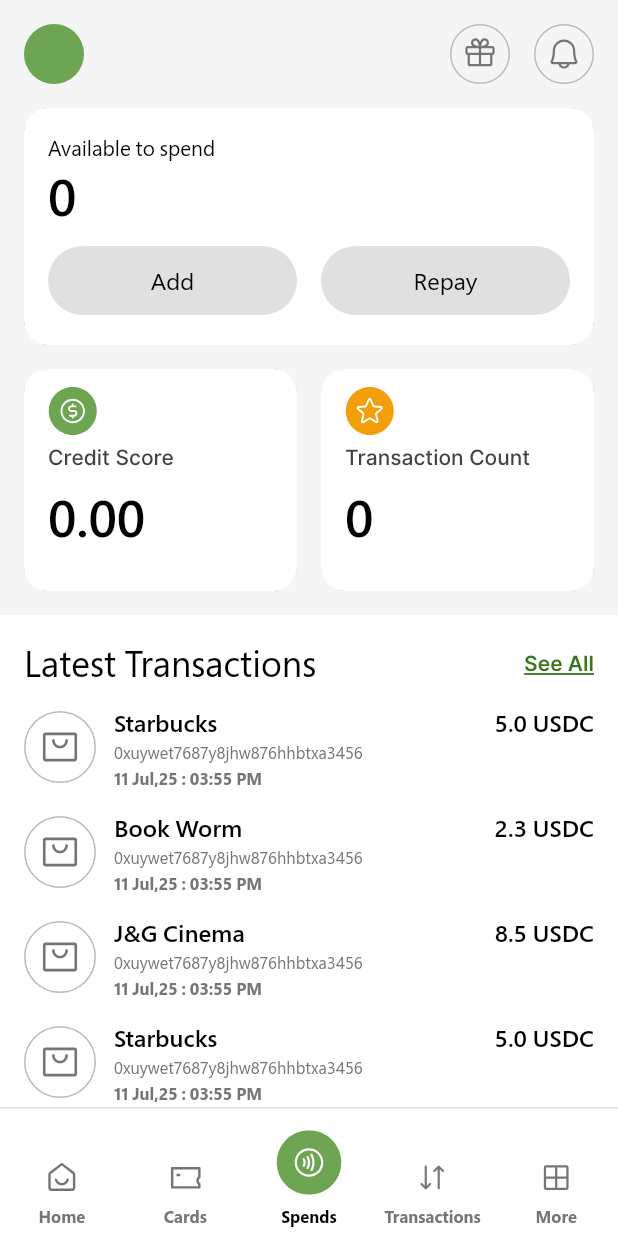
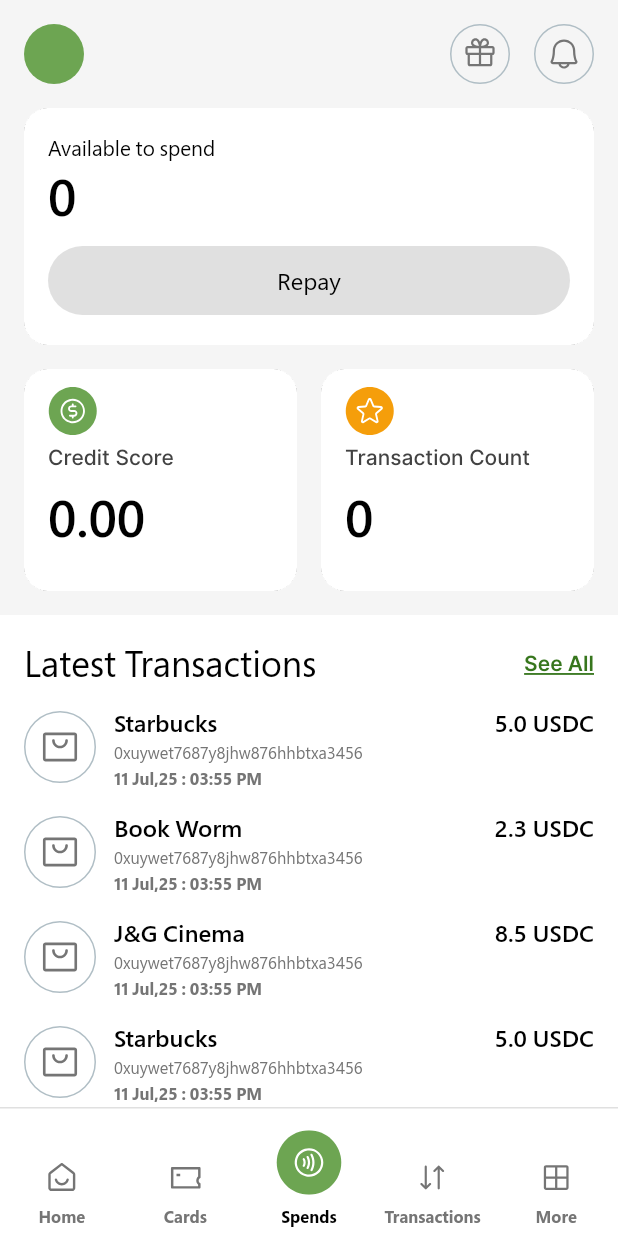
Before and after one commit to amitbiswas1992/onchain-amex, a Flutter app: the HomeScreen screen opened by its route, on a phone screen of 412 x 824 dp. Run offline on Flutter 3.47's test engine with Material 3 defaults, Android fonts, the phone set to English and light mode, and no system bars; our stand-ins replace connectivity_plus, country_code_picker, dio, file_picker, flutter_riverpod, flutter_secure_storage and 6 more; missing offline and left inert: clipboard, mobile_scanner, phone_numbers_parser, reown_appkit; accounts and stored records are empty; network calls fail; project files that could hold a hidden picture were left out.

Commit message:
feat: add button removed for borrower app

```diff
--- a/lib/modules/home/presentation/widgets/home_available_to_spend.dart
+++ b/lib/modules/home/presentation/widgets/home_available_to_spend.dart
@@ -39,18 +39,18 @@ class HomeAvailableToSpend extends StatelessWidget {
           const VerticalSpace(AppValues.paddingMedium),
           Row(
             children: [
-              Expanded(
-                child: AppSecondaryButton(
-                  title: add,
-                  showBorder: false,
-                  deepColor: true,
-                  rounded: true,
-                  onTap: () {
-                    AppNav.goRouter.push(RtNm.addFoundScreen);
-                  },
-                ),
-              ),
-              const HorizontalSpace(AppValues.paddingMedium),
+              // Expanded(
+              //   child: AppSecondaryButton(
+              //     title: add,
+              //     showBorder: false,
+              //     deepColor: true,
+              //     rounded: true,
+              //     onTap: () {
+              //       AppNav.goRouter.push(RtNm.addFoundScreen);
+              //     },
+              //   ),
+              // ),
+              // const HorizontalSpace(AppValues.paddingMedium),
               Expanded(
                 child: AppSecondaryButton(
                   title: repay,
```
